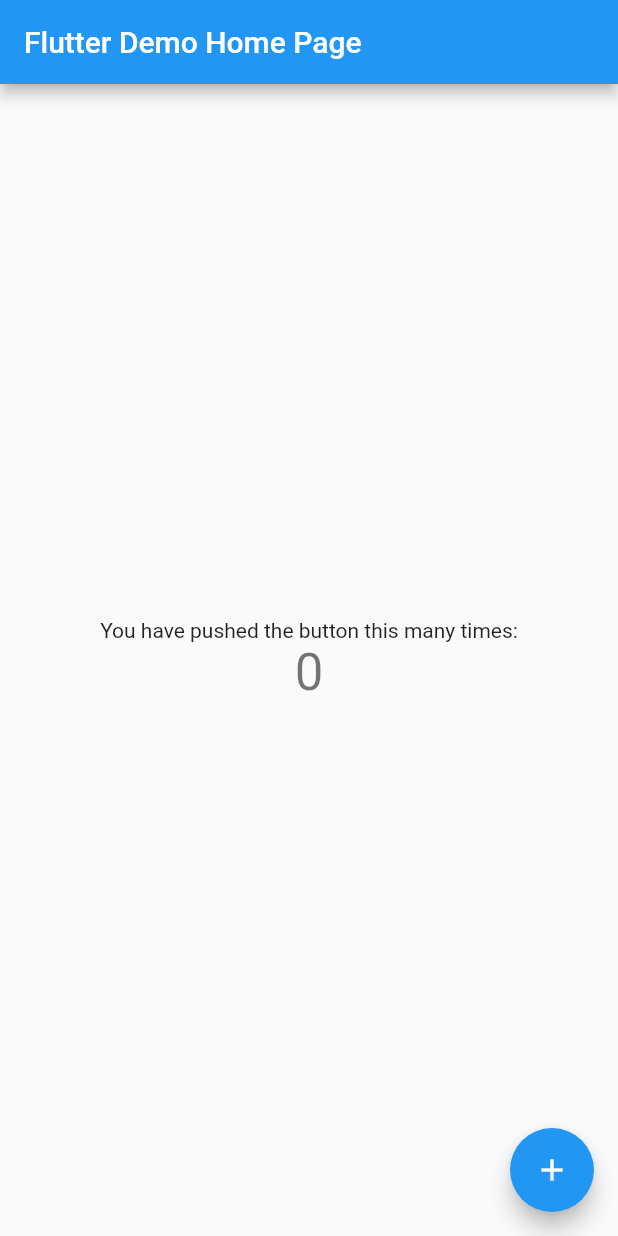
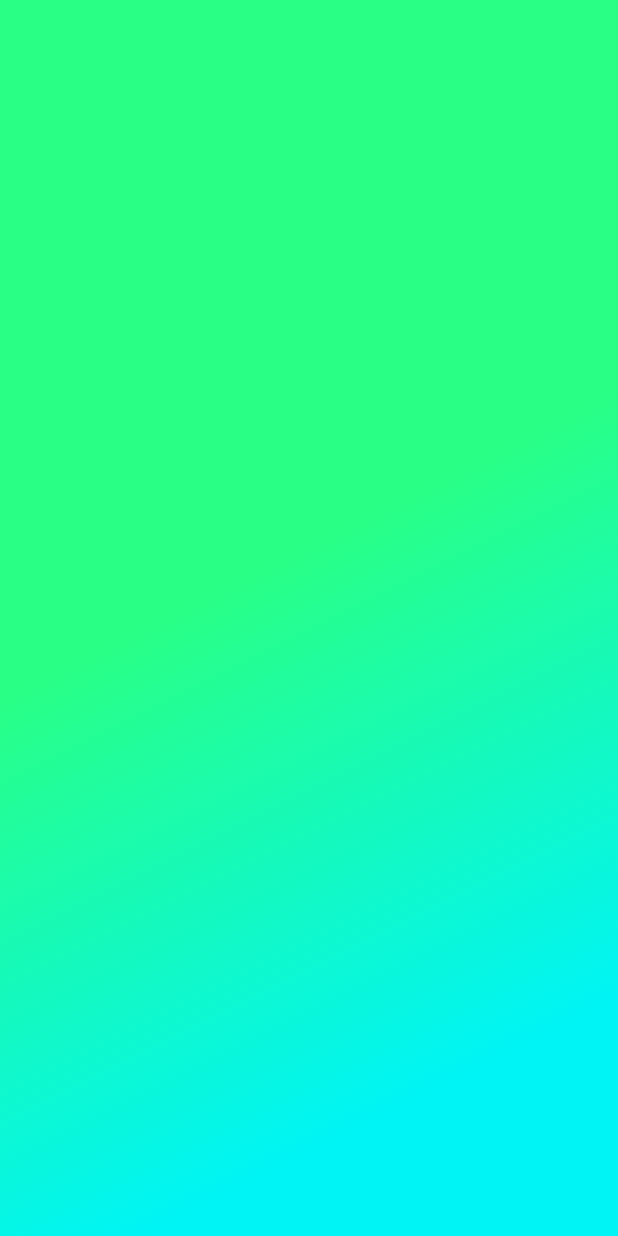
Before and after one commit to lemidiriba/bick, a Flutter app: the screen it shows after launch, on a phone screen of 412 x 824 dp. Run offline on Flutter 3.47's test engine with Material 2 defaults, Android fonts, the light colour scheme and no system bars.

Commit message:
contatiner line gradint completed

```diff
--- /dev/null
+++ b/lib/components/larg_button.dart
@@ -0,0 +1,11 @@
+import 'package:flutter/material.dart';
+
+class LargeButton extends StatelessWidget {
+  String title;
+   LargeButton({super.key, required this.title});
+
+  @override
+  Widget build(BuildContext context) {
+    return Container();
+  }
+}
--- /dev/null
+++ b/lib/constant/colors.dart
@@ -0,0 +1,9 @@
+import 'dart:ui';
+
+class AppColor {
+
+  static const Color backgroundColor  = Color(0xFF3d0040);
+  static const Color textColor  = Color(0xFF3d0040);
+  static const Color gradientTop  = Color(0xFF29ff85);
+  static const Color gradientBottom= Color(0xFF00f4f6);
+}
--- a/lib/main.dart
+++ b/lib/main.dart
@@ -1,3 +1,5 @@
+import 'package:bick/constant/colors.dart';
+import 'package:bick/pages/home.dart';
 import 'package:flutter/material.dart';
 
 void main() {
@@ -10,106 +12,10 @@
   // This widget is the root of your application.
   @override
   Widget build(BuildContext context) {
-    return MaterialApp(
+    return const MaterialApp(
       title: 'Flutter Demo',
-      theme: ThemeData(
-        // This is the theme of your application.
-        //
-        // Try running your application with "flutter run". You'll see the
-        // application has a blue toolbar. Then, without quitting the app, try
-        // changing the primarySwatch below to Colors.green and then invoke
-        // "hot reload" (press "r" in the console where you ran "flutter run",
-        // or simply save your changes to "hot reload" in a Flutter IDE).
-        // Notice that the counter didn't reset back to zero; the application
-        // is not restarted.
-        primarySwatch: Colors.blue,
-      ),
-      home: const MyHomePage(title: 'Flutter Demo Home Page'),
+      debugShowCheckedModeBanner: false,
+      home:  Home(),
     );
   }
 }
-
-class MyHomePage extends StatefulWidget {
-  const MyHomePage({super.key, required this.title});
-
-  // This widget is the home page of your application. It is stateful, meaning
-  // that it has a State object (defined below) that contains fields that affect
-  // how it looks.
-
-  // This class is the configuration for the state. It holds the values (in this
-  // case the title) provided by the parent (in this case the App widget) and
-  // used by the build method of the State. Fields in a Widget subclass are
-  // always marked "final".
-
-  final String title;
-
-  @override
-  State<MyHomePage> createState() => _MyHomePageState();
-}
-
-class _MyHomePageState extends State<MyHomePage> {
-  int _counter = 0;
-
-  void _incrementCounter() {
-    setState(() {
-      // This call to setState tells the Flutter framework that something has
-      // changed in this State, which causes it to rerun the build method below
-      // so that the display can reflect the updated values. If we changed
-      // _counter without calling setState(), then the build method would not be
-      // called again, and so nothing would appear to happen.
-      _counter++;
-    });
-  }
-
-  @override
-  Widget build(BuildContext context) {
-    // This method is rerun every time setState is called, for instance as done
-    // by the _incrementCounter method above.
-    //
-    // The Flutter framework has been optimized to make rerunning build methods
-    // fast, so that you can just rebuild anything that needs updating rather
-    // than having to individually change instances of widgets.
-    return Scaffold(
-      appBar: AppBar(
-        // Here we take the value from the MyHomePage object that was created by
-        // the App.build method, and use it to set our appbar title.
-        title: Text(widget.title),
-      ),
-      body: Center(
-        // Center is a layout widget. It takes a single child and positions it
-        // in the middle of the parent.
-        child: Column(
-          // Column is also a layout widget. It takes a list of children and
-          // arranges them vertically. By default, it sizes itself to fit its
-          // children horizontally, and tries to be as tall as its parent.
-          //
-          // Invoke "debug painting" (press "p" in the console, choose the
-          // "Toggle Debug Paint" action from the Flutter Inspector in Android
-          // Studio, or the "Toggle Debug Paint" command in Visual Studio Code)
-          // to see the wireframe for each widget.
-          //
-          // Column has various properties to control how it sizes itself and
-          // how it positions its children. Here we use mainAxisAlignment to
-          // center the children vertically; the main axis here is the vertical
-          // axis because Columns are vertical (the cross axis would be
-          // horizontal).
-          mainAxisAlignment: MainAxisAlignment.center,
-          children: <Widget>[
-            const Text(
-              'You have pushed the button this many times:',
-            ),
-            Text(
-              '$_counter',
-              style: Theme.of(context).textTheme.headline4,
-            ),
-          ],
-        ),
-      ),
-      floatingActionButton: FloatingActionButton(
-        onPressed: _incrementCounter,
-        tooltip: 'Increment',
-        child: const Icon(Icons.add),
-      ), // This trailing comma makes auto-formatting nicer for build methods.
-    );
-  }
-}
--- /dev/null
+++ b/lib/pages/home.dart
@@ -0,0 +1,28 @@
+import 'package:bick/constant/colors.dart';
+import 'package:flutter/material.dart';
+
+class Home extends StatelessWidget {
+  const Home({super.key});
+
+  @override
+  Widget build(BuildContext context) {
+    return Scaffold(
+      body: Container(
+        decoration:const BoxDecoration(
+          gradient: LinearGradient(
+            begin: Alignment.topLeft,
+            end: Alignment.bottomRight,
+            stops: [
+              0.45,
+              0.85,
+            ],
+            colors: [
+              AppColor.gradientTop,
+              AppColor.gradientBottom,
+            ]
+          )
+        ),
+      ),
+    );
+  }
+}
```
Also changed, not shown: lib/constant/app_theam.dart (added).
